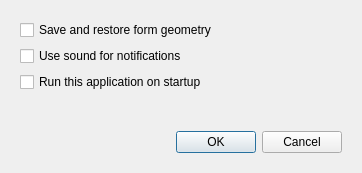
Above: src/app/settings/settings.ui from xvitaly/tuned-switcher before the change. Below: the same form after it.
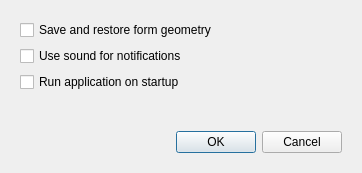
That is the form after the change.

Commit message: Updated localization strings.

Diff of the .ui file:
```diff
--- a/src/app/settings/settings.ui
+++ b/src/app/settings/settings.ui
@@ -41,7 +41,7 @@
       <item>
        <widget class="QCheckBox" name="Autorun">
         <property name="text">
-         <string>Run this application on startup</string>
+         <string>Run application on startup</string>
         </property>
        </widget>
       </item>
```
The commit also changes 1 other file.
